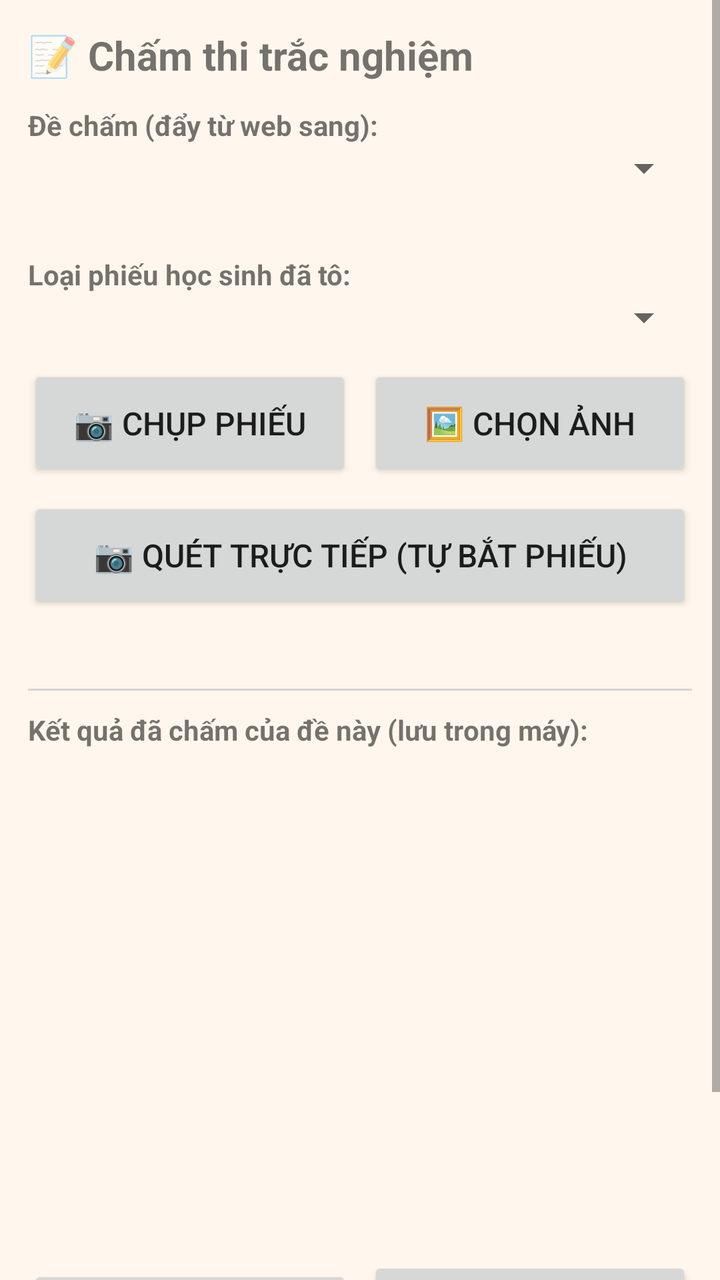
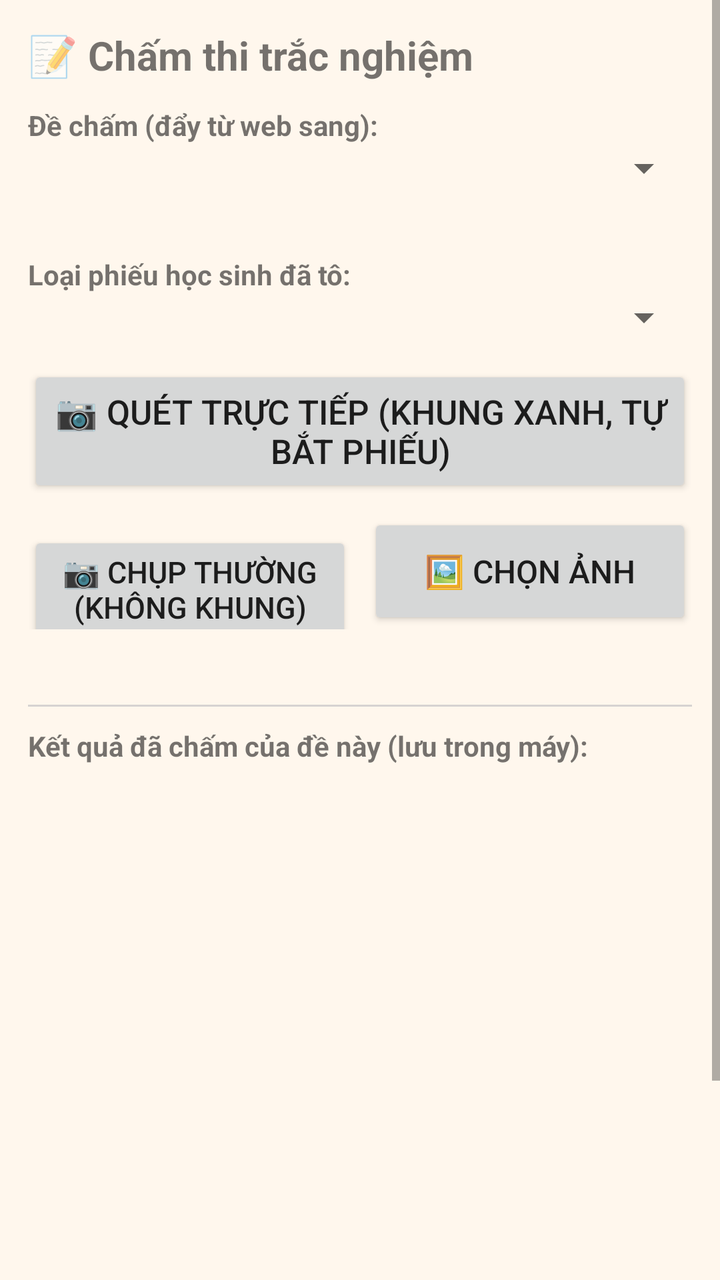

Compare the two renders of this Android layout. The source of the first and the diff that turns it into the second are given below.
<!-- AndroidManifest.xml: application theme Theme.SaoBay -->
<!-- res/layout/activity_grader.xml -->
<?xml version="1.0" encoding="utf-8"?>
<LinearLayout xmlns:android="http://schemas.android.com/apk/res/android"
    android:layout_width="match_parent"
    android:layout_height="match_parent"
    android:orientation="vertical"
    android:background="#FFF7ED">

    <LinearLayout
        android:id="@+id/navStripGrader"
        android:layout_width="match_parent"
        android:layout_height="wrap_content"
        android:orientation="vertical" />

    <ScrollView
        android:layout_width="match_parent"
        android:layout_height="0dp"
        android:layout_weight="1">

    <LinearLayout
        android:layout_width="match_parent"
        android:layout_height="wrap_content"
        android:orientation="vertical"
        android:padding="14dp">

        <TextView
            android:layout_width="match_parent"
            android:layout_height="wrap_content"
            android:text="📝 Chấm thi trắc nghiệm"
            android:textSize="20sp"
            android:textStyle="bold" />

        <TextView
            android:layout_width="match_parent"
            android:layout_height="wrap_content"
            android:layout_marginTop="12dp"
            android:text="Đề chấm (đẩy từ web sang):"
            android:textStyle="bold" />

        <Spinner
            android:id="@+id/spExam"
            android:layout_width="match_parent"
            android:layout_height="wrap_content" />

        <TextView
            android:id="@+id/tvExamInfo"
            android:layout_width="match_parent"
            android:layout_height="wrap_content"
            android:layout_marginTop="4dp"
            android:textColor="#57534E"
            android:textSize="13sp" />

        <TextView
            android:layout_width="match_parent"
            android:layout_height="wrap_content"
            android:layout_marginTop="10dp"
            android:text="Loại phiếu học sinh đã tô:"
            android:textStyle="bold" />

        <Spinner
            android:id="@+id/spSheet"
            android:layout_width="match_parent"
            android:layout_height="wrap_content" />

        <LinearLayout
            android:layout_width="match_parent"
            android:layout_height="wrap_content"
            android:layout_marginTop="12dp"
            android:orientation="horizontal">

            <Button
                android:id="@+id/btnCamera"
                android:layout_width="0dp"
                android:layout_height="58dp"
                android:layout_weight="1"
                android:text="📷 Chụp phiếu"
                android:textSize="16sp" />

            <Button
                android:id="@+id/btnGallery"
                android:layout_width="0dp"
                android:layout_height="58dp"
                android:layout_marginStart="8dp"
                android:layout_weight="1"
                android:text="🖼 Chọn ảnh"
                android:textSize="16sp" />
        </LinearLayout>

        <Button
            android:id="@+id/btnLiveScan"
            android:layout_width="match_parent"
            android:layout_height="58dp"
            android:layout_marginTop="8dp"
            android:text="📷 Quét trực tiếp (tự bắt phiếu)"
            android:textSize="16sp" />

        <TextView
            android:id="@+id/tvGradeStatus"
            android:layout_width="match_parent"
            android:layout_height="wrap_content"
            android:layout_marginTop="8dp"
            android:textColor="#57534E"
            android:textSize="13sp" />

        <View
            android:layout_width="match_parent"
            android:layout_height="1dp"
            android:layout_marginTop="12dp"
            android:background="#D6D3D1" />

        <TextView
            android:layout_width="match_parent"
            android:layout_height="wrap_content"
            android:layout_marginTop="10dp"
            android:text="Kết quả đã chấm của đề này (lưu trong máy):"
            android:textStyle="bold" />

        <ListView
            android:id="@+id/lvResults"
            android:layout_width="match_parent"
            android:layout_height="240dp"
            android:layout_marginTop="6dp" />

        <LinearLayout
            android:layout_width="match_parent"
            android:layout_height="wrap_content"
            android:layout_marginTop="8dp"
            android:orientation="horizontal">

            <Button
                android:id="@+id/btnUploadAll"
                android:layout_width="0dp"
                android:layout_height="wrap_content"
                android:layout_weight="1"
                android:text="☁️ Đẩy kết quả lên web" />

            <Button
                android:id="@+id/btnCsv"
                android:layout_width="0dp"
                android:layout_height="wrap_content"
                android:layout_marginStart="8dp"
                android:layout_weight="1"
                android:text="📤 Xuất CSV" />
        </LinearLayout>

        <TextView
            android:layout_width="match_parent"
            android:layout_height="wrap_content"
            android:layout_marginTop="8dp"
            android:text="Mẹo: chụp thẳng, đủ 4 góc phiếu, tránh bóng tay che góc. Chấm ngay trên máy — không cần mạng. Chạm giữ 1 kết quả để xoá."
            android:textColor="#78716C"
            android:textSize="12sp" />
    </LinearLayout>
</ScrollView>
</LinearLayout>
<!-- resources referenced by this layout -->
<resources>
  <style name="Theme.SaoBay" parent="android:Theme.Material.Light.NoActionBar">
          <item name="android:windowBackground">#FFF7ED</item>
          <item name="android:statusBarColor">#7C3AED</item>
      </style>
</resources>

<!-- the commit's change to res/layout/activity_grader.xml (unified diff, before → after) -->
@@ -61,10 +61,18 @@
             android:layout_width="match_parent"
             android:layout_height="wrap_content" />
 
+        <Button
+            android:id="@+id/btnLiveScan"
+            android:layout_width="match_parent"
+            android:layout_height="66dp"
+            android:layout_marginTop="12dp"
+            android:text="📷 QUÉT TRỰC TIẾP (khung xanh, tự bắt phiếu)"
+            android:textSize="17sp" />
+
         <LinearLayout
             android:layout_width="match_parent"
             android:layout_height="wrap_content"
-            android:layout_marginTop="12dp"
+            android:layout_marginTop="8dp"
             android:orientation="horizontal">
 
             <Button
@@ -72,8 +80,8 @@
                 android:layout_width="0dp"
                 android:layout_height="58dp"
                 android:layout_weight="1"
-                android:text="📷 Chụp phiếu"
-                android:textSize="16sp" />
+                android:text="📷 Chụp thường (không khung)"
+                android:textSize="15sp" />
 
             <Button
                 android:id="@+id/btnGallery"
@@ -84,14 +92,6 @@
                 android:text="🖼 Chọn ảnh"
                 android:textSize="16sp" />
         </LinearLayout>
-
-        <Button
-            android:id="@+id/btnLiveScan"
-            android:layout_width="match_parent"
-            android:layout_height="58dp"
-            android:layout_marginTop="8dp"
-            android:text="📷 Quét trực tiếp (tự bắt phiếu)"
-            android:textSize="16sp" />
 
         <TextView
             android:id="@+id/tvGradeStatus"
